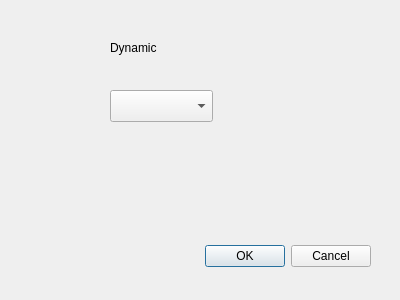
First picture: the form in src/dynamic/DynamicDialog.ui, repository TMeixensberger/dialog-generator, before the edit.
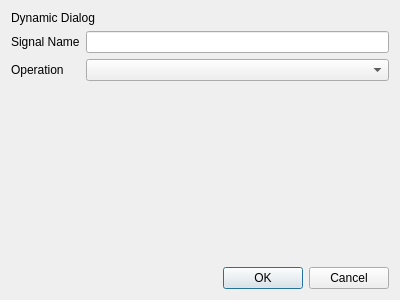
Second picture: the form after the edit.

Commit message: feat: enhance DynamicDialog to include Signal Name input and update model data accordingly

```diff
--- a/src/dynamic/DynamicDialog.ui
+++ b/src/dynamic/DynamicDialog.ui
@@ -13,55 +13,52 @@
   <property name="windowTitle">
    <string>Dialog</string>
   </property>
-  <widget class="QDialogButtonBox" name="buttonBox">
-   <property name="geometry">
-    <rect>
-     <x>30</x>
-     <y>240</y>
-     <width>341</width>
-     <height>32</height>
-    </rect>
-   </property>
-   <property name="orientation">
-    <enum>Qt::Orientation::Horizontal</enum>
-   </property>
-   <property name="standardButtons">
-    <set>QDialogButtonBox::StandardButton::Cancel|QDialogButtonBox::StandardButton::Ok</set>
-   </property>
-  </widget>
-  <widget class="QLabel" name="label">
-   <property name="geometry">
-    <rect>
-     <x>110</x>
-     <y>40</y>
-     <width>58</width>
-     <height>16</height>
-    </rect>
-   </property>
-   <property name="text">
-    <string>Dynamic</string>
-   </property>
-  </widget>
-  <widget class="QComboBox" name="comboBox">
-   <property name="geometry">
-    <rect>
-     <x>110</x>
-     <y>90</y>
-     <width>103</width>
-     <height>32</height>
-    </rect>
-   </property>
-  </widget>
-  <widget class="QStackedWidget" name="operationStack">
-   <property name="geometry">
-    <rect>
-     <x>30</x>
-     <y>130</y>
-     <width>341</width>
-     <height>100</height>
-    </rect>
-   </property>
-  </widget>
+  <layout class="QVBoxLayout" name="verticalLayout">
+   <item>
+    <layout class="QGridLayout" name="gridLayout">
+     <item row="1" column="0">
+      <widget class="QLabel" name="label_2">
+       <property name="text">
+        <string>Signal Name</string>
+       </property>
+      </widget>
+     </item>
+     <item row="1" column="1">
+      <widget class="QLineEdit" name="lineEditSignal"/>
+     </item>
+     <item row="2" column="0">
+      <widget class="QLabel" name="label_3">
+       <property name="text">
+        <string>Operation</string>
+       </property>
+      </widget>
+     </item>
+     <item row="3" column="0" colspan="2">
+      <widget class="QStackedWidget" name="operationStack"/>
+     </item>
+     <item row="2" column="1">
+      <widget class="QComboBox" name="comboBox"/>
+     </item>
+     <item row="0" column="0" colspan="2">
+      <widget class="QLabel" name="label">
+       <property name="text">
+        <string>Dynamic Dialog</string>
+       </property>
+      </widget>
+     </item>
+    </layout>
+   </item>
+   <item>
+    <widget class="QDialogButtonBox" name="buttonBox">
+     <property name="orientation">
+      <enum>Qt::Orientation::Horizontal</enum>
+     </property>
+     <property name="standardButtons">
+      <set>QDialogButtonBox::StandardButton::Cancel|QDialogButtonBox::StandardButton::Ok</set>
+     </property>
+    </widget>
+   </item>
+  </layout>
  </widget>
  <resources/>
  <connections>
```
The commit also changes 3 other files.
